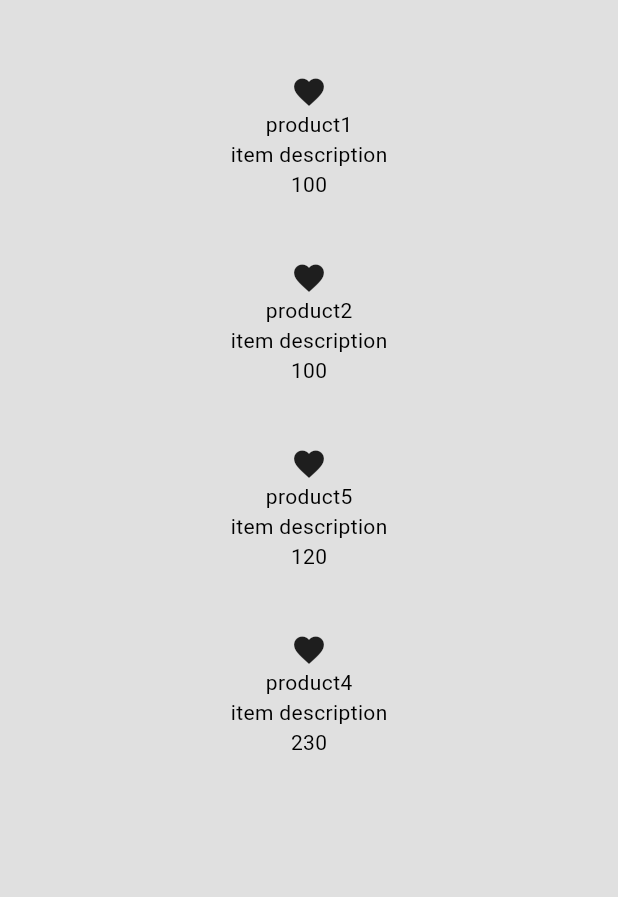
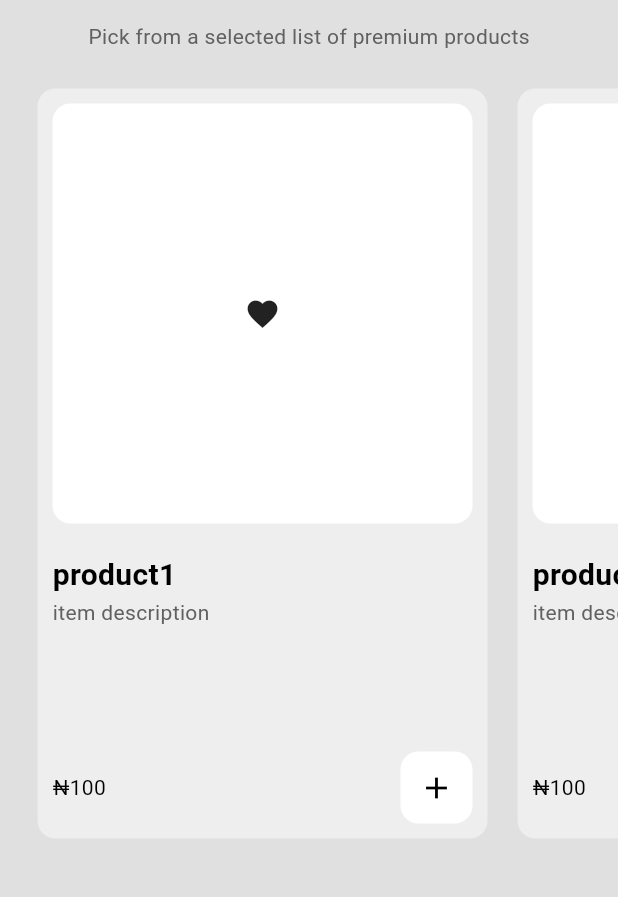
Before and after one commit to nuel232/Minimal-Shop, a Flutter app: the ShopPage screen opened by its route, on a phone screen of 412 x 824 dp, the part 63-960 px from its top. Run offline on Flutter 3.47's test engine with Material 3 defaults, Android fonts, the phone set to English and light mode, and no system bars; missing offline and left inert: dart:ffi.

Commit message:
Refactor product tile and cart functionality; add confirmation dialog for adding items to cart, improve layout and styling in shop and cart pages

```diff
--- a/lib/components/my_drawer.dart
+++ b/lib/components/my_drawer.dart
@@ -32,8 +32,6 @@
                 icon: Icons.home,
                 onTap: () {
                   Navigator.pop(context);
-
-                  Navigator.pushNamed(context, '/shop_page');
                 },
               ),
 
--- a/lib/components/my_product_tile.dart
+++ b/lib/components/my_product_tile.dart
@@ -1,36 +1,112 @@
+import 'dart:ffi';
+
 import 'package:flutter/material.dart';
 import 'package:minimal_shop/models/porduct.dart';
+import 'package:minimal_shop/models/shop.dart';
+import 'package:provider/provider.dart';
 
 class MyProductTile extends StatelessWidget {
   final Product product;
 
   const MyProductTile({super.key, required this.product});
 
+  //add to cart button pressed
+  void addToCart(BuildContext context) {
+    showDialog(
+      context: context,
+      builder: (context) => AlertDialog(
+        content: Text('Add this item to your cart?'),
+        actions: [
+          //cancel button
+          MaterialButton(
+            onPressed: () => Navigator.pop(context),
+            child: Text('cancel'),
+          ),
+
+          //yes button
+          MaterialButton(
+            onPressed: () {
+              Navigator.pop(context);
+
+              context.read<Shop>().addToCart(product);
+            },
+            child: Text('Yes'),
+          ),
+        ],
+      ),
+    );
+  }
+
   @override
   Widget build(BuildContext context) {
     return Container(
       decoration: BoxDecoration(
-        color: Theme.of(context).colorScheme.surface,
-        borderRadius: BorderRadius.circular(10),
-
+        color: Theme.of(context).colorScheme.primary,
+        borderRadius: BorderRadius.circular(12),
       ),
       margin: const EdgeInsets.all(10),
       padding: const EdgeInsets.all(10),
+      width: 300,
       child: Column(
+        crossAxisAlignment: CrossAxisAlignment.start,
+        mainAxisAlignment: MainAxisAlignment.spaceBetween,
         children: [
-          //product image
-          Icon(Icons.favorite),
-          //Image.asset(product.imagePath),
+          Column(
+            crossAxisAlignment: CrossAxisAlignment.start,
+            children: [
+              //product image
+              AspectRatio(
+                aspectRatio: 1,
+                child: Container(
+                  decoration: BoxDecoration(
+                    color: Theme.of(context).colorScheme.secondary,
+                    borderRadius: BorderRadius.circular(12),
+                  ),
+                  width: double.infinity,
+                  padding: EdgeInsets.all(25),
+                  child: Icon(Icons.favorite),
+                ),
+              ),
 
-          //product name
-          Text(product.name),
+              SizedBox(height: 20),
+              //Image.asset(product.imagePath),
 
-          //product description
-          Text(product.description),
+              //product name
+              Text(
+                product.name,
+                style: TextStyle(fontWeight: FontWeight.bold, fontSize: 20),
+              ),
 
-          //product price
-          Text(product.price.toStringAsFixed(0)),
+              //product description
+              Text(
+                product.description,
+                style: TextStyle(
+                  color: Theme.of(context).colorScheme.inversePrimary,
+                ),
+              ),
+            ],
+          ),
 
+          //product price + add to cart button
+          Row(
+            mainAxisAlignment: MainAxisAlignment.spaceBetween,
+            children: [
+              //product price
+              Text('₦${product.price.toStringAsFixed(0)}'),
+
+              //add to cart button
+              Container(
+                decoration: BoxDecoration(
+                  color: Theme.of(context).colorScheme.secondary,
+                  borderRadius: BorderRadius.circular(12),
+                ),
+                child: IconButton(
+                  onPressed: () => addToCart(context),
+                  icon: Icon(Icons.add),
+                ),
+              ),
+            ],
+          ),
         ],
       ),
     );
--- a/lib/pages/cart_page.dart
+++ b/lib/pages/cart_page.dart
@@ -14,7 +14,6 @@
         centerTitle: true,
       ),
       backgroundColor: Theme.of(context).colorScheme.surface,
-      drawer: MyDrawer(),
     );
   }
 }
--- a/lib/pages/shop_page.dart
+++ b/lib/pages/shop_page.dart
@@ -10,10 +10,8 @@
 
   @override
   Widget build(BuildContext context) {
-
     //access prodeuct in shop
     final products = context.watch<Shop>().shop;
-
 
     return Scaffold(
       appBar: AppBar(
@@ -32,8 +30,24 @@
 
       drawer: MyDrawer(),
       backgroundColor: Theme.of(context).colorScheme.surface,
-      body: ListView.builder(
+      body: ListView(
+        children: [
+          //shop subtitle
+          Center(
+            child: Text(
+              'Pick from a selected list of premium products',
+              style: TextStyle(
+                color: Theme.of(context).colorScheme.inversePrimary,
+              ),
+            ),
+          ),
+
+          //product list
+          SizedBox(
+            height: 550,
+            child: ListView.builder(
               itemCount: products.length,
+              scrollDirection: Axis.horizontal,
               padding: const EdgeInsets.all(15),
 
               itemBuilder: (context, index) {
@@ -43,6 +57,9 @@
                 return MyProductTile(product: product);
               },
             ),
+          ),
+        ],
+      ),
     );
   }
 }
```
Also changed, not shown: lib/models/shop.dart (+29 -19 lines). Lines whose indentation alone changed are shown as unchanged.
